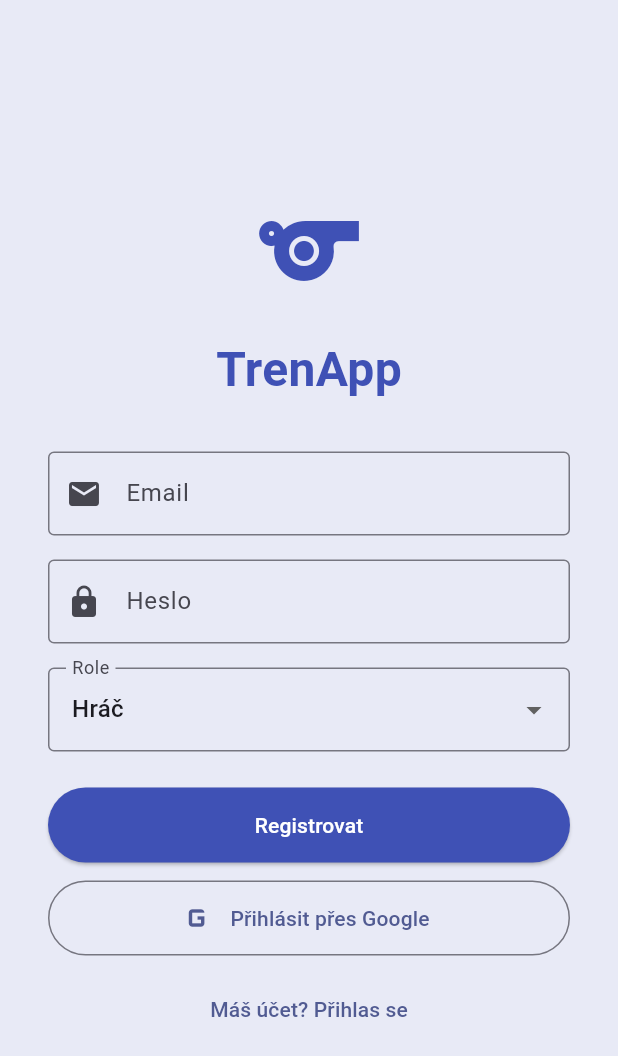
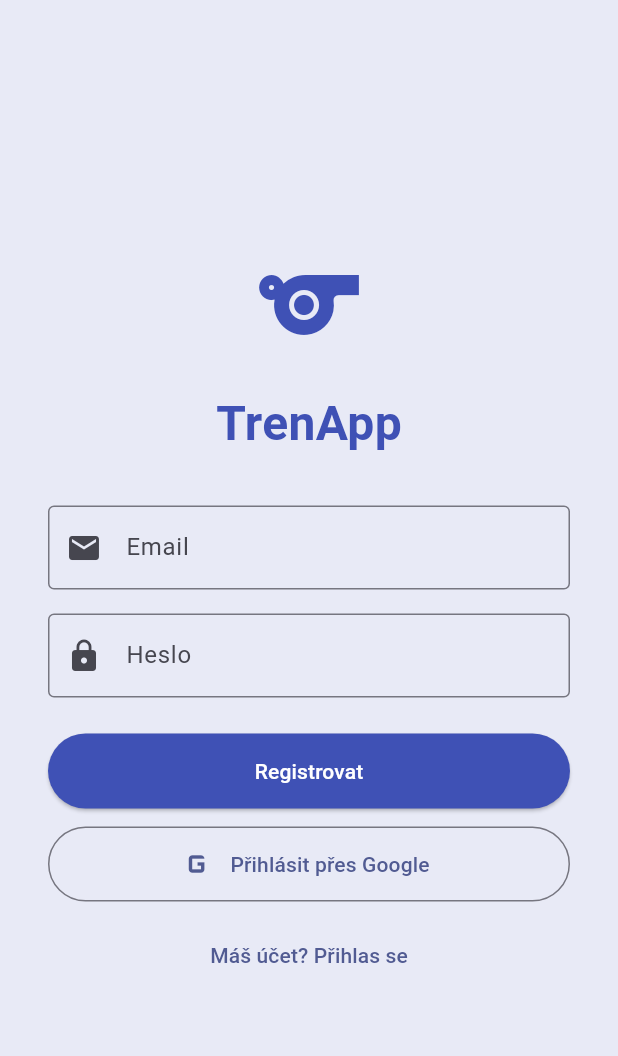
Before and after one commit to matejko4/TrenApp, a Flutter app: the screen it shows after launch, after a tap on "Přihlásit se", after a tap on "Přihlásit přes Google", after a tap on "Nemáš účet? Zaregistruj se", on a phone screen of 412 x 824 dp. Shown: the top 1056 px of the screen. Run offline on Flutter 3.47's test engine with Material 3 defaults, Android fonts, the phone set to English and light mode, and no system bars; our stand-ins replace cloud_firestore, firebase_auth, firebase_core, google_sign_in; accounts and stored records are empty; generated files the repository leaves out were written again; network calls fail.

Commit message:
uprava registrace

```diff
--- a/lib/screens/login_screen.dart
+++ b/lib/screens/login_screen.dart
@@ -15,7 +15,6 @@
   final _authService = AuthService();
 
   bool _isLogin = true;
-  String _selectedRole = 'player';
   bool _loading = false;
   String _error = '';
 
@@ -31,7 +30,6 @@
         await _authService.register(
           _emailController.text.trim(),
           _passwordController.text.trim(),
-          _selectedRole,
         );
       }
       if (mounted) {
@@ -100,21 +98,6 @@
                   prefixIcon: Icon(Icons.lock),
                 ),
               ),
-              if (!_isLogin) ...[
-                const SizedBox(height: 16),
-                DropdownButtonFormField<String>(
-                  value: _selectedRole,
-                  decoration: const InputDecoration(
-                    labelText: 'Role',
-                    border: OutlineInputBorder(),
-                  ),
-                  items: const [
-                    DropdownMenuItem(value: 'player', child: Text('Hráč')),
-                    DropdownMenuItem(value: 'coach', child: Text('Trenér')),
-                  ],
-                  onChanged: (val) => setState(() => _selectedRole = val!),
-                ),
-              ],
               if (_error.isNotEmpty) ...[
                 const SizedBox(height: 12),
                 Text(_error, style: const TextStyle(color: Colors.red)),
--- a/lib/services/auth_service.dart
+++ b/lib/services/auth_service.dart
@@ -7,16 +7,16 @@
   final FirebaseFirestore _db = FirebaseFirestore.instance;
   final GoogleSignIn _googleSignIn = GoogleSignIn();
 
-  // Registrace email/heslo
-  Future<UserCredential> register(
-      String email, String password, String role) async {
+  // Registrace email/heslo - bez role
+  Future<UserCredential> register(String email, String password) async {
     UserCredential cred = await _auth.createUserWithEmailAndPassword(
       email: email,
       password: password,
     );
     await _db.collection('users').doc(cred.user!.uid).set({
       'email': email,
-      'role': role,
+      'role': null,      // role se přiřadí až po připojení k týmu
+      'teamId': null,    // tým zatím nemá
       'createdAt': DateTime.now(),
     });
     return cred;
@@ -45,12 +45,12 @@
 
     UserCredential cred = await _auth.signInWithCredential(credential);
 
-    // Ulož uživatele do Firestore pokud je nový
     final doc = await _db.collection('users').doc(cred.user!.uid).get();
     if (!doc.exists) {
       await _db.collection('users').doc(cred.user!.uid).set({
         'email': cred.user!.email,
-        'role': 'player', // výchozí role
+        'role': null,
+        'teamId': null,
         'createdAt': DateTime.now(),
       });
     }
```
